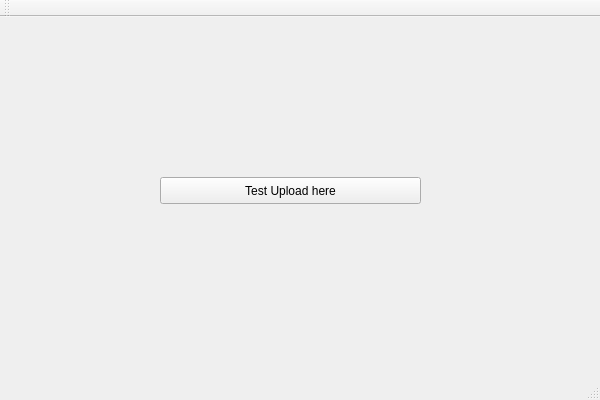
First picture: the form in mainwindow.ui, repository kenshin1991/libishare, before the edit.
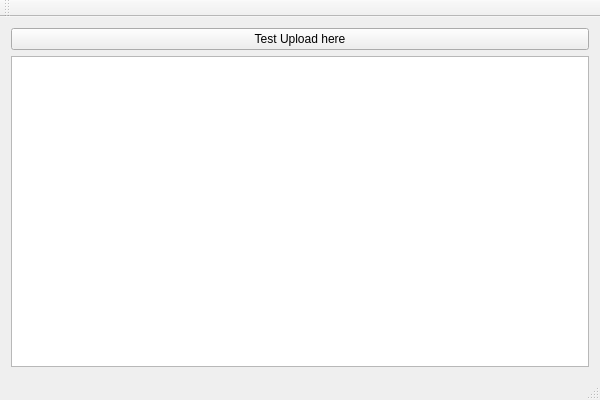
Second picture: the form after the edit.

```diff
--- a/mainwindow.ui
+++ b/mainwindow.ui
@@ -14,19 +14,18 @@
    <string>MainWindow</string>
   </property>
   <widget class="QWidget" name="centralWidget">
+   <layout class="QVBoxLayout" name="verticalLayout">
+    <item>
    <widget class="QPushButton" name="pushButton">
-    <property name="geometry">
-     <rect>
-      <x>160</x>
-      <y>160</y>
-      <width>261</width>
-      <height>27</height>
-     </rect>
-    </property>
     <property name="text">
      <string>Test Upload here</string>
     </property>
    </widget>
+    </item>
+    <item>
+     <widget class="QPlainTextEdit" name="plainTextEdit"/>
+    </item>
+   </layout>
   </widget>
   <widget class="QMenuBar" name="menuBar">
    <property name="geometry">
```
Lines whose indentation alone changed are shown as unchanged.
